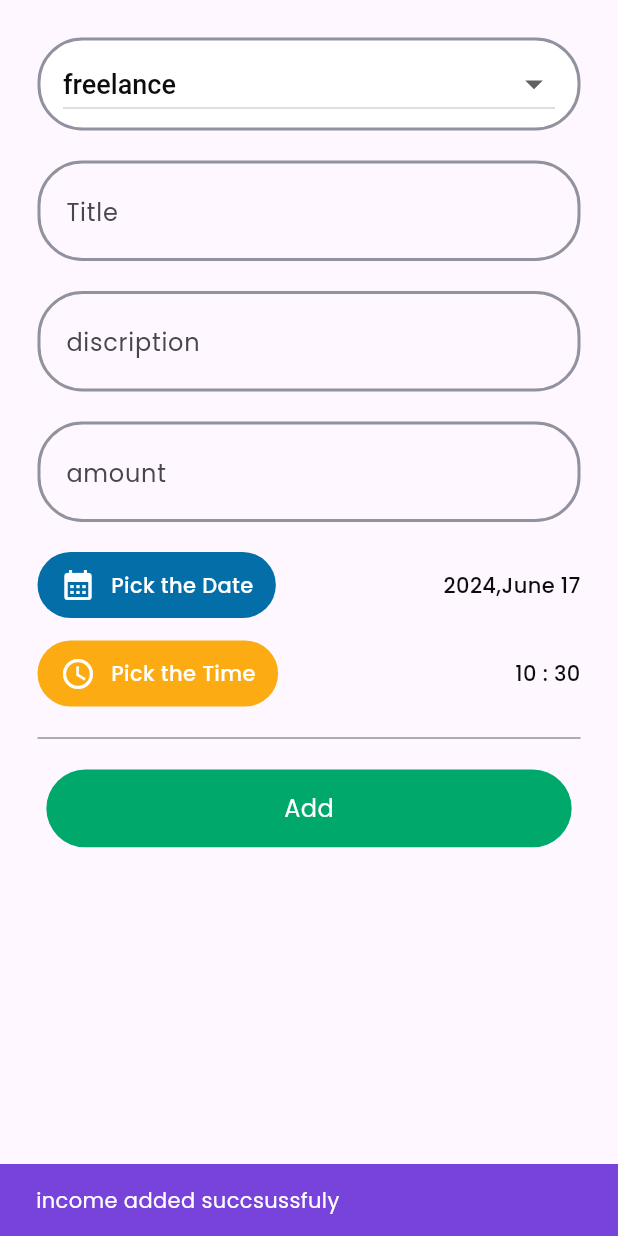
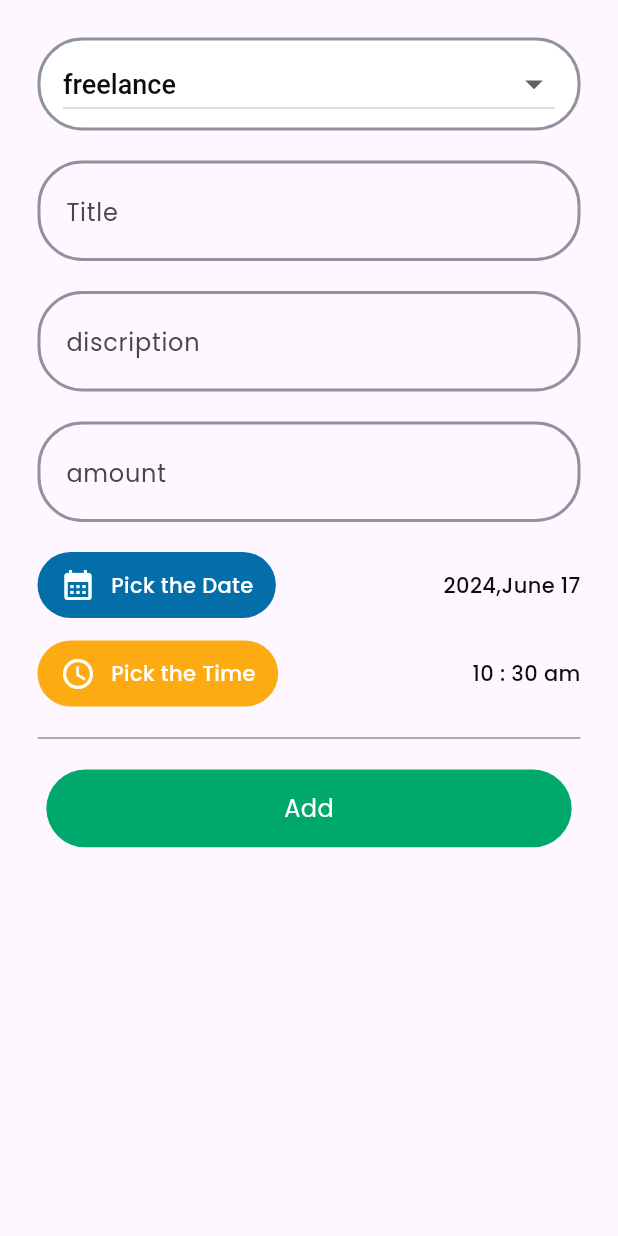
Before and after one commit to uchamod/flutter-Expenz_Manager, a Flutter app: the ItemAddingForm widget shown alone on an empty page, opened directly with empty values, after a tap on "Add", on a phone screen of 412 x 824 dp. Run offline on Flutter 3.47's test engine with Material 3 defaults, Android fonts, the phone set to English and light mode, and no system bars; our stand-ins replace fl_chart, shared_preferences, smooth_page_indicator; accounts and stored records are empty.

Commit message:
add remove income and expenz methods

```diff
--- a/lib/model/incomemodel.dart
+++ b/lib/model/incomemodel.dart
@@ -3,11 +3,11 @@ import 'package:flutter/material.dart';
 // ignore: camel_case_types
 enum incomeCategory { salary, passive, freelance, sales }
 
-Map<incomeCategory, String> incomeCategoryImages = {
-  incomeCategory.salary: "imageassets/income/icons8-salary-48.png",
-  incomeCategory.passive: "imageassets/income/icons8-passive-income-64.png",
-  incomeCategory.freelance: "imageassets/income/icons8-freelance-64.png",
-  incomeCategory.sales: "imageassets/income/icons8-sales-48.png"
+Map<incomeCategory, Icon> incomeCategoryImages = {
+  incomeCategory.salary:const Icon(Icons.attach_money_rounded,color: Colors.green,size: 35,),
+  incomeCategory.passive: const Icon(Icons.work_history_sharp,color: Colors.red,size: 35,),
+  incomeCategory.freelance: const Icon(Icons.design_services,color: Colors.blue,size: 35,),
+  incomeCategory.sales:const Icon(Icons.sell_outlined,color: Colors.orange,size: 35,)
 };
 Map<incomeCategory, Color> incomeColors = {
   incomeCategory.salary: const Color(0xff5FD068),
--- a/lib/util/constants.dart
+++ b/lib/util/constants.dart
@@ -8,4 +8,5 @@ Color kcTextFiledBorder = const Color(0xff91919F);
 Color kcCardGreen = const Color(0xff00A86B);
 Color kcCardRed = const Color(0xffFD3C4A);
 Color kcCardyellow = const Color(0xffFCAC12);
+Color kccardShadow = const Color(0xffE4E4E4);
 Color kcCardlightblue = const Color.fromARGB(255, 3, 110, 168);
--- a/lib/widgets/itemaddingform.dart
+++ b/lib/widgets/itemaddingform.dart
@@ -10,8 +10,13 @@ import 'package:intl/intl.dart';
 
 class ItemAddingForm extends StatefulWidget {
   final int checker;
-
-  const ItemAddingForm({super.key, required this.checker});
+  final Function(Expenzes) addnewExpenz;
+  final Function(Incomes) addnewIncome;
+  const ItemAddingForm(
+      {super.key,
+      required this.checker,
+      required this.addnewExpenz,
+      required this.addnewIncome});
 
   @override
   State<ItemAddingForm> createState() => _ItemAddingFormState();
@@ -283,8 +288,7 @@ class _ItemAddingFormState extends State<ItemAddingForm> {
                   ),
                   //show time
                   Text(
-                   "${ _selectedTime.hour} : ${_selectedTime.minute}"
-                    ,
+                    "${_selectedTime.hour} : ${_selectedTime.minute} ${_selectedTime.period.name}",
                     style: TextStyle(
                         color: kcHedingBlack,
                         fontSize: 14,
@@ -304,37 +308,6 @@ class _ItemAddingFormState extends State<ItemAddingForm> {
                 height: 20,
               ),
               GestureDetector(
-                onTap: () {
-                  // setState(() {
-                  //   if (widget.checker == 0) {
-                  //     wrapper.incomeList.add(Incomes(
-                  //         id: initialId,
-                  //         catrgory: inCategory,
-                  //         title: _titleController.text,
-                  //         discription: _DiscriptionController.text,
-                  //         amount: _amountCotroller.text,
-                  //         date: _selectedFormateDate,
-                  //         time:
-                  //             "${_selectedTime.hour} : ${_selectedTime.minute}"));
-                  //     const HomePage();
-                  //   } else {
-                  //     wrapper.expenzList.add(
-                  //       Expenzes(
-                  //           id: initialId,
-                  //           catrgory: exCategory,
-                  //           title: _titleController.text,
-                  //           discription: _DiscriptionController.text,
-                  //           amount: _amountCotroller.text,
-                  //           date: _selectedFormateDate,
-                  //           time:
-                  //               "${_selectedTime.hour} : ${_selectedTime.minute}"),
-                  //     );
-                  //     const HomePage();
-                  //   }
-                  // });
-                },
-                //add new item button
-                child: GestureDetector(
                 onTap: () async {
                   //save user expenz or income in shared preferrences
                   if (widget.checker == 0) {
@@ -350,10 +323,12 @@ class _ItemAddingFormState extends State<ItemAddingForm> {
                         discription: _DiscriptionController.text,
                         amount: _amountCotroller.text,
                         date: _selectedFormateDate,
-                          time:  "${ _selectedTime.hour} : ${_selectedTime.minute}");
+                        time:
+                            "${_selectedTime.hour} : ${_selectedTime.minute}  ${_selectedTime.period.name}");
+
                     if (context.mounted) {
                       setState(() {
-                          IncomeService().saveIncome(income, context);
+                        widget.addnewIncome(income);
                       });
                     }
                     //clear the data
@@ -373,10 +348,11 @@ class _ItemAddingFormState extends State<ItemAddingForm> {
                         discription: _DiscriptionController.text,
                         amount: _amountCotroller.text,
                         date: _selectedFormateDate,
-                          time: "${ _selectedTime.hour} : ${_selectedTime.minute}" );
+                        time:
+                            "${_selectedTime.hour} : ${_selectedTime.minute}  ${_selectedTime.period.name}");
                     if (context.mounted) {
                       setState(() {
-                          ExpenzeService().saveExpenz(expenz, context);
+                        widget.addnewExpenz(expenz);
                       });
                     }
                     //clear the data
@@ -389,9 +365,7 @@ class _ItemAddingFormState extends State<ItemAddingForm> {
                 },
                 child: CoustomButton(
                     text: "Add",
-                      buttonColor:
-                          widget.checker == 0 ? kcCardGreen : kcCardRed),
-                ),
+                    buttonColor: widget.checker == 0 ? kcCardGreen : kcCardRed),
               ),
             ],
           ),
@@ -429,7 +403,6 @@ class _ItemAddingFormState extends State<ItemAddingForm> {
       setState(() {
         _selectedTime = settime!;
       });
-
     } catch (err) {}
   }
 }
```
Also changed, not shown: lib/model/expenzmodel.dart (+5 -5 lines), lib/screens/addingpage.dart/adding.dart (+7 -2 lines), lib/screens/transactionpage/transaction.dart (+31 -10 lines), lib/service/expenz_service.dart (+39 -1 lines), lib/service/income_service.dart (+39 -0 lines), lib/widgets/mainpage.dart (+23 -3 lines), lib/widgets/reusableitem.dart (+7 -10 lines), imageassets/expenz/care_7273415.png (added), imageassets/expenz/fast-food_6918233.png (added), imageassets/expenz/headphones_5580310.png (added), imageassets/expenz/maintenance_3785490.png (added), imageassets/expenze/icons8-car-64.png (deleted), imageassets/expenze/icons8-circus-64.png (deleted), imageassets/expenze/icons8-edible-48.png (deleted), 1 more files. Lines whose indentation alone changed are shown as unchanged.
